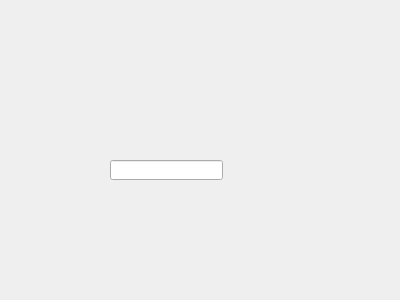
happyrabbit456/Qt5_dev, file project/ScannercodeCheckSystem/versionform.ui: the form before one commit.
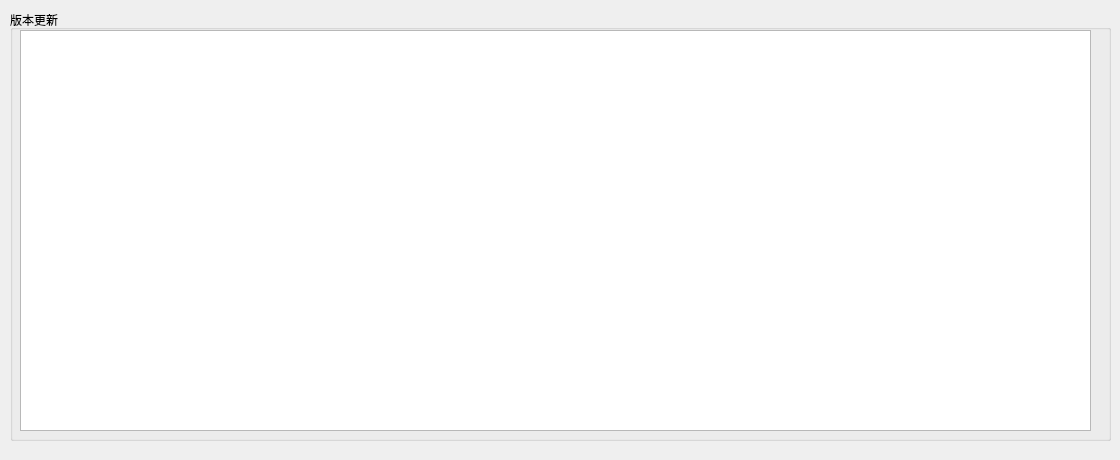
The form after the commit.

Commit message: 1.版本更新记录

```diff
--- a/project/ScannercodeCheckSystem/versionform.ui
+++ b/project/ScannercodeCheckSystem/versionform.ui
@@ -6,22 +6,38 @@
    <rect>
     <x>0</x>
     <y>0</y>
-    <width>400</width>
-    <height>300</height>
+    <width>1120</width>
+    <height>460</height>
    </rect>
   </property>
   <property name="windowTitle">
    <string>Form</string>
   </property>
-  <widget class="QLineEdit" name="lineEdit">
+  <widget class="QGroupBox" name="groupBoxVersion">
    <property name="geometry">
     <rect>
-     <x>110</x>
-     <y>160</y>
-     <width>113</width>
-     <height>20</height>
+     <x>10</x>
+     <y>10</y>
+     <width>1101</width>
+     <height>431</height>
     </rect>
    </property>
+   <property name="title">
+    <string>版本更新</string>
+   </property>
+   <widget class="QPlainTextEdit" name="plainTextEditVersion">
+    <property name="geometry">
+     <rect>
+      <x>10</x>
+      <y>20</y>
+      <width>1071</width>
+      <height>401</height>
+     </rect>
+    </property>
+    <property name="readOnly">
+     <bool>true</bool>
+    </property>
+   </widget>
   </widget>
  </widget>
  <resources/>
```
The commit also changes 2 other files.
